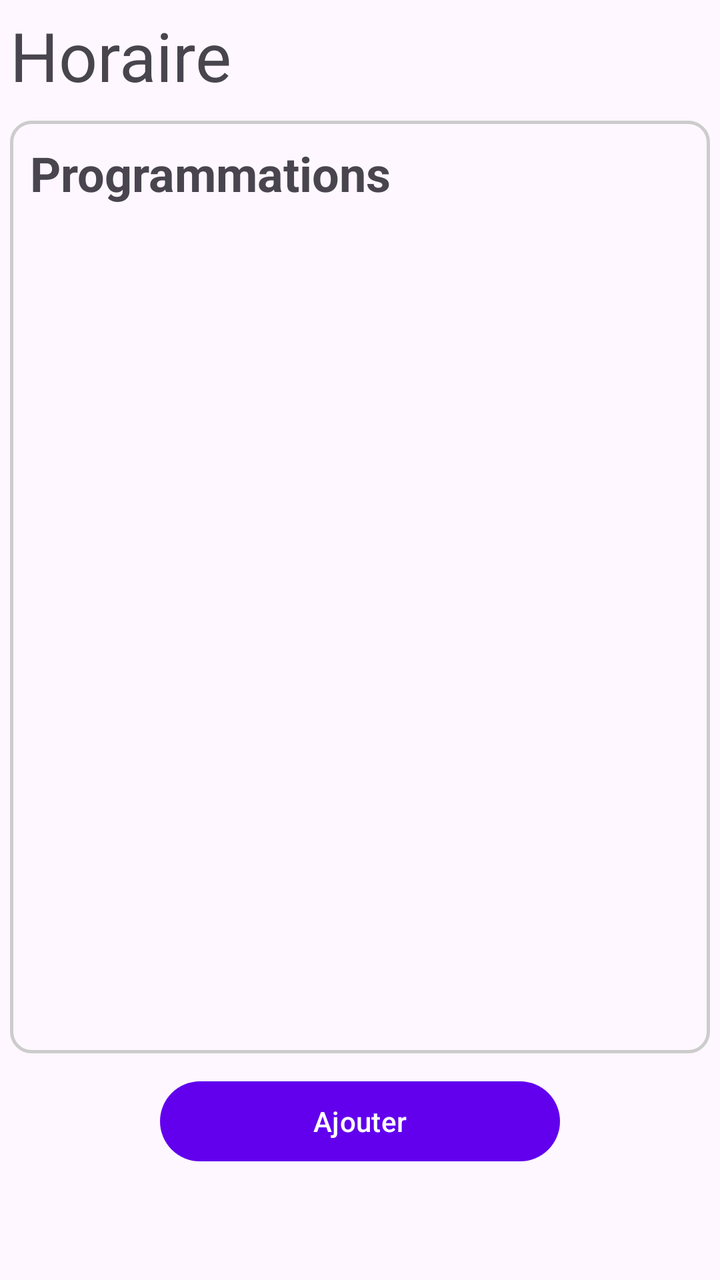
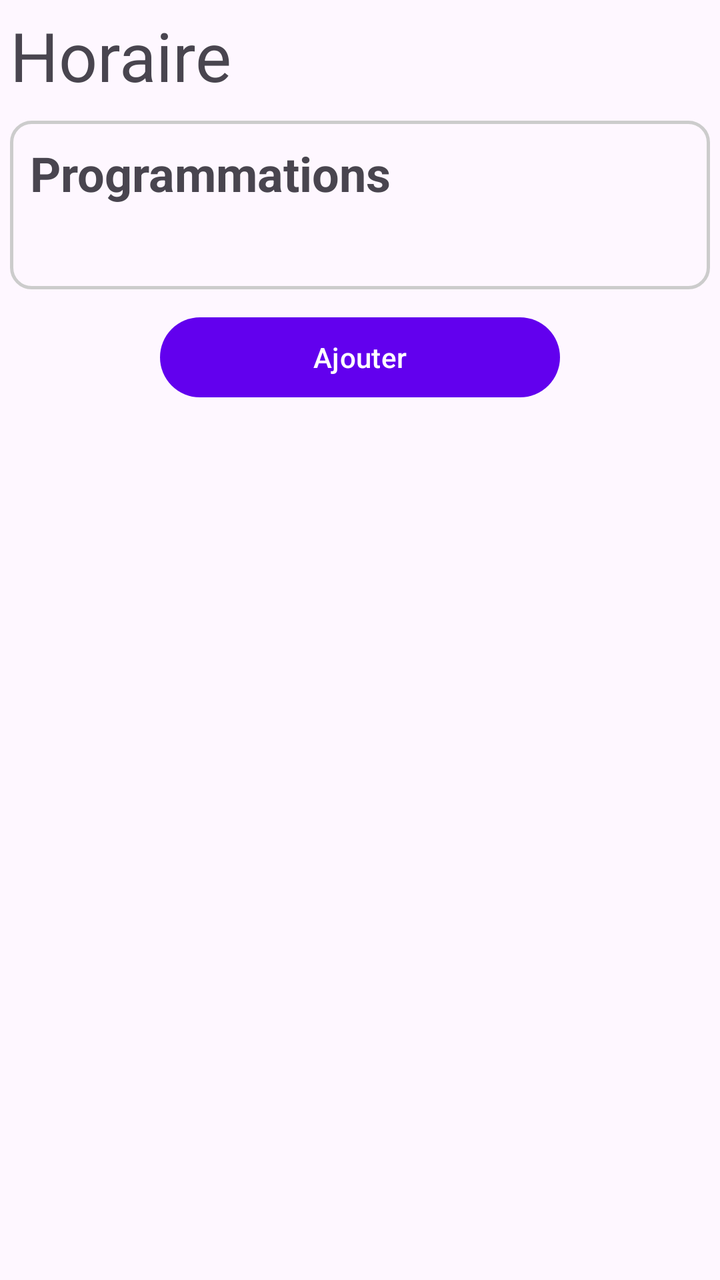

The first picture is an Android layout as it rendered before a commit; the second is the same layout after the commit. The layout source and the unified diff follow.
<!-- AndroidManifest.xml: application theme Theme.ObjetConnecteApplication -->
<!-- res/layout/fragment_horaire.xml -->
<?xml version="1.0" encoding="utf-8"?>
<androidx.constraintlayout.widget.ConstraintLayout xmlns:android="http://schemas.android.com/apk/res/android"
    xmlns:app="http://schemas.android.com/apk/res-auto"
    xmlns:tools="http://schemas.android.com/tools"
    android:layout_width="match_parent"
    android:layout_height="match_parent">

    <TextView
        android:id="@+id/tv_titre_vue_horaire"
        android:layout_width="wrap_content"
        android:layout_height="wrap_content"
        android:layout_marginStart="5dp"
        android:layout_marginTop="5dp"
        android:text="Horaire"
        android:textSize="34sp"
        app:layout_constraintStart_toStartOf="parent"
        app:layout_constraintTop_toTopOf="parent" />

    <androidx.constraintlayout.widget.ConstraintLayout
        android:id="@+id/layout_programmation"
        android:layout_width="0dp"
        android:layout_height="wrap_content"
        android:layout_marginStart="5dp"
        android:layout_marginTop="10dp"
        android:layout_marginEnd="5dp"
        android:background="@drawable/customborder"
        app:layout_constraintEnd_toEndOf="parent"
        app:layout_constraintStart_toStartOf="parent"
        app:layout_constraintTop_toBottomOf="@+id/tv_titre_vue_horaire">

        <TextView
            android:id="@+id/tv_programmation_titre"
            android:layout_width="wrap_content"
            android:layout_height="wrap_content"
            android:text="Programmations"
            android:textSize="24sp"
            android:textStyle="bold"
            app:layout_constraintStart_toStartOf="parent"
            app:layout_constraintTop_toTopOf="parent" />

        <ListView
            android:id="@+id/lv_programmation"
            android:layout_width="0dp"
            android:layout_height="414dp"
            app:layout_constraintBottom_toBottomOf="parent"
            app:layout_constraintEnd_toEndOf="parent"
            app:layout_constraintHorizontal_bias="0.2"
            app:layout_constraintStart_toStartOf="parent"
            app:layout_constraintTop_toBottomOf="@+id/tv_programmation_titre"
            app:layout_constraintVertical_bias="0.0" />
    </androidx.constraintlayout.widget.ConstraintLayout>

    <Button
        android:id="@+id/btn_ajouter_programmation"
        android:layout_width="200dp"
        android:layout_height="wrap_content"
        android:layout_marginTop="10dp"
        android:text="Ajouter"
        app:layout_constraintEnd_toEndOf="parent"
        app:layout_constraintStart_toStartOf="parent"
        app:layout_constraintTop_toBottomOf="@+id/layout_programmation" />

</androidx.constraintlayout.widget.ConstraintLayout>
<!-- resources referenced by this layout -->
<resources>
  <!-- drawable customborder (drawable) -->
  <?xml version="1.0" encoding="UTF-8"?>
  <shape xmlns:android="http://schemas.android.com/apk/res/android" android:shape="rectangle">
      <corners android:radius="10dp"/>
      <padding android:left="10dp" android:right="10dp" android:top="10dp" android:bottom="10dp"/>
      <stroke android:width="1.5dp" android:color="#CCCCCC"/>
  </shape>
  <style name="Theme.ObjetConnecteApplication" parent="Base.Theme.ObjetConnecteApplication" />
  <style name="Base.Theme.ObjetConnecteApplication" parent="Theme.Material3.DayNight.NoActionBar">
          
          <item name="colorPrimary">@color/colorPrimary</item> 
          <item name="colorOnPrimary">@color/colorOnPrimary</item> 
  
          <item name="colorSecondary">@color/colorSecondary</item> 
          <item name="colorOnSecondary">@color/colorOnSecondary</item> 
  
          
          <item name="buttonStyle">@style/ButtonStyle</item>
      </style>
  <color name="colorPrimary">#6200EE</color>
  <color name="colorOnPrimary">#FFFFFF</color>
  <color name="colorSecondary">#03DAC6</color>
  <color name="colorOnSecondary">#000000</color>
  <style name="ButtonStyle">
          <item name="android:backgroundTint">@color/colorButtonBackground</item>
          <item name="android:textColor">@color/colorButtonText</item>
      </style>
  <color name="colorButtonBackground">#FF6200</color>
  <color name="colorButtonText">#FFFFFF</color>
</resources>

<!-- the commit's change to res/layout/fragment_horaire.xml (unified diff, before → after) -->
@@ -41,7 +41,10 @@
         <ListView
             android:id="@+id/lv_programmation"
             android:layout_width="0dp"
-            android:layout_height="414dp"
+            android:layout_height="match_parent"
+            android:layout_margin="16dp"
+            android:divider="@null"
+            android:dividerHeight="10dp"
             app:layout_constraintBottom_toBottomOf="parent"
             app:layout_constraintEnd_toEndOf="parent"
             app:layout_constraintHorizontal_bias="0.2"
